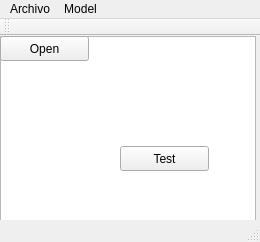
Above: photoeditor.ui from Suryavf/PhotoEditor before the change. Below: the same form after it.
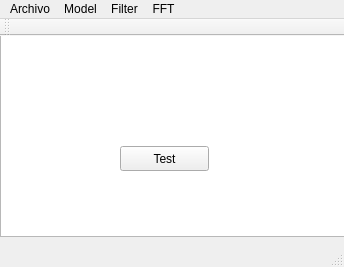
That is the form after the change.

```diff
--- a/photoeditor.ui
+++ b/photoeditor.ui
@@ -6,8 +6,8 @@
    <rect>
     <x>0</x>
     <y>0</y>
-    <width>260</width>
-    <height>242</height>
+    <width>344</width>
+    <height>267</height>
    </rect>
   </property>
   <property name="windowTitle">
@@ -18,9 +18,9 @@
     <property name="geometry">
      <rect>
       <x>0</x>
-      <y>0</y>
-      <width>256</width>
-      <height>192</height>
+      <y>-10</y>
+      <width>351</width>
+      <height>211</height>
      </rect>
     </property>
    </widget>
@@ -37,26 +37,13 @@
      <string>Test</string>
     </property>
    </widget>
-   <widget class="QPushButton" name="open">
-    <property name="geometry">
-     <rect>
-      <x>0</x>
-      <y>0</y>
-      <width>89</width>
-      <height>25</height>
-     </rect>
-    </property>
-    <property name="text">
-     <string>Open</string>
-    </property>
-   </widget>
   </widget>
   <widget class="QMenuBar" name="menuBar">
    <property name="geometry">
     <rect>
      <x>0</x>
      <y>0</y>
-     <width>260</width>
+     <width>344</width>
      <height>22</height>
     </rect>
    </property>
@@ -80,8 +67,28 @@
     <addaction name="actionYUV"/>
     <addaction name="actionYCbCr"/>
    </widget>
+   <widget class="QMenu" name="menuFilter">
+    <property name="title">
+     <string>Filter</string>
+    </property>
+    <addaction name="actionGaussianFilter"/>
+    <addaction name="actionLaplaceFilter"/>
+    <addaction name="actionGabor0Filter"/>
+    <addaction name="actionGabor45Filter"/>
+    <addaction name="actionGabor90Filter"/>
+    <addaction name="actionGabor135Filter"/>
+   </widget>
+   <widget class="QMenu" name="menuFFT">
+    <property name="title">
+     <string>FFT</string>
+    </property>
+    <addaction name="actionMagnitudeFFT"/>
+    <addaction name="actionPhaseFFT"/>
+   </widget>
    <addaction name="menuPhoto_Ed"/>
    <addaction name="menuModel"/>
+   <addaction name="menuFilter"/>
+   <addaction name="menuFFT"/>
   </widget>
   <widget class="QToolBar" name="mainToolBar">
    <attribute name="toolBarArea">
```
Left out of the diff: 40 changed lines with no effect on the pictures.
